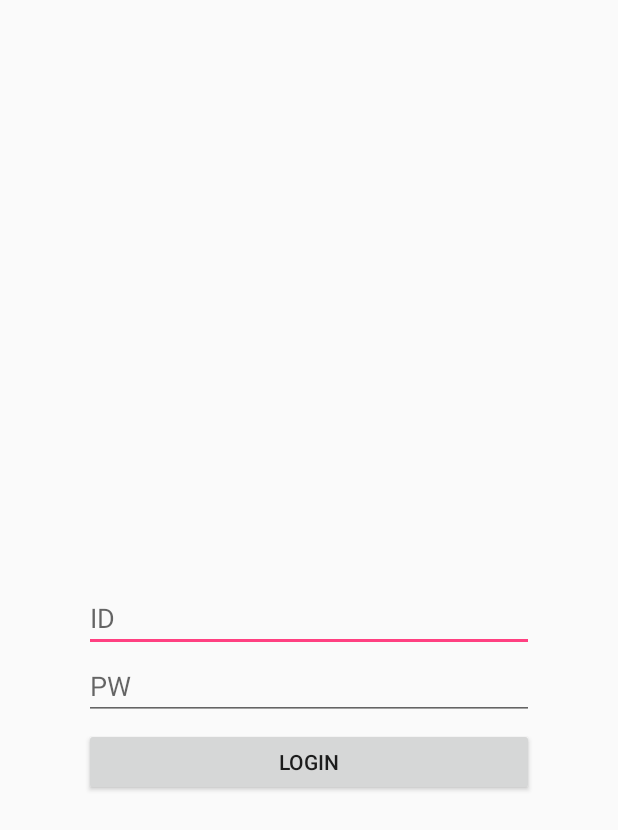
After one commit to Ayeonii/FoodBox, an Android app: the LoginActivity screen opened directly, with no data from a screen before it, on a phone screen of 412 x 824 dp. The commit adds this screen. Shown: the top 830 px of the screen. Run offline under Robolectric (Android 15) with nearby library versions, the phone set to English and light mode, and no system bars.

Commit message:
첫 화면, 로그인 화면 생성

```diff
--- a/app/src/main/AndroidManifest.xml
+++ b/app/src/main/AndroidManifest.xml
@@ -16,6 +16,7 @@
                 <category android:name="android.intent.category.LAUNCHER" />
             </intent-filter>
         </activity>
+        <activity android:name=".LoginActivity"/>
     </application>
 
 </manifest>
--- /dev/null
+++ b/app/src/main/java/com/example/dldke/foodbox/LoginActivity.java
@@ -0,0 +1,23 @@
+package com.example.dldke.foodbox;
+
+import android.content.Intent;
+import android.os.Bundle;
+import android.support.v7.app.AppCompatActivity;
+import android.view.View;
+import android.widget.Button;
+import android.widget.EditText;
+import android.widget.Toast;
+
+public class LoginActivity extends AppCompatActivity {
+    Button ok_btn;
+    EditText id_edittext, pw_edittext;
+
+    protected void onCreate(Bundle savedInstanceState) {
+        super.onCreate(savedInstanceState);
+        setContentView(R.layout.activity_login);
+
+        ok_btn = (Button)findViewById(R.id.login_button);
+        id_edittext = (EditText)findViewById(R.id.edittext_id);
+        pw_edittext = (EditText)findViewById(R.id.edittext_pw);
+    }
+}
--- /dev/null
+++ b/app/src/main/res/layout/activity_login.xml
@@ -0,0 +1,33 @@
+<?xml version="1.0" encoding="utf-8"?>
+<RelativeLayout
+    xmlns:android="http://schemas.android.com/apk/res/android"
+    xmlns:tools="http://schemas.android.com/tools"
+    android:layout_width="match_parent"
+    android:layout_height="match_parent"
+    tools:context=".LoginActivity">
+
+    <EditText
+        android:layout_width="300dp"
+        android:layout_height="45dp"
+        android:id="@+id/edittext_id"
+        android:layout_centerInParent="true"
+        android:hint="ID" />
+
+    <EditText
+        android:layout_width="300dp"
+        android:layout_height="45dp"
+        android:id="@+id/edittext_pw"
+        android:layout_below="@+id/edittext_id"
+        android:layout_centerInParent="true"
+        android:hint="PW"/>
+
+    <Button
+        android:layout_width="300dp"
+        android:layout_height="45dp"
+        android:id="@+id/login_button"
+        android:text="Login"
+        android:layout_below="@+id/edittext_pw"
+        android:layout_centerInParent="true"
+        android:layout_marginTop="5dp"/>
+
+</RelativeLayout>
--- a/app/src/main/res/values/styles.xml
+++ b/app/src/main/res/values/styles.xml
@@ -6,6 +6,7 @@
         <item name="colorPrimary">@color/colorPrimary</item>
         <item name="colorPrimaryDark">@color/colorPrimaryDark</item>
         <item name="colorAccent">@color/colorAccent</item>
+        <item name="windowNoTitle">true</item>
     </style>
 
 </resources>
--- a/build.gradle
+++ b/build.gradle
@@ -7,7 +7,7 @@ buildscript {
         jcenter()
     }
     dependencies {
-        classpath 'com.android.tools.build:gradle:3.1.3'
+        classpath 'com.android.tools.build:gradle:3.1.4'
 
 
         // NOTE: Do not place your application dependencies here; they belong
```
Also changed, not shown: app/src/main/java/com/example/dldke/foodbox/MainActivity.java (+26 -2 lines), app/src/main/res/layout/activity_main.xml (+31 -10 lines).
